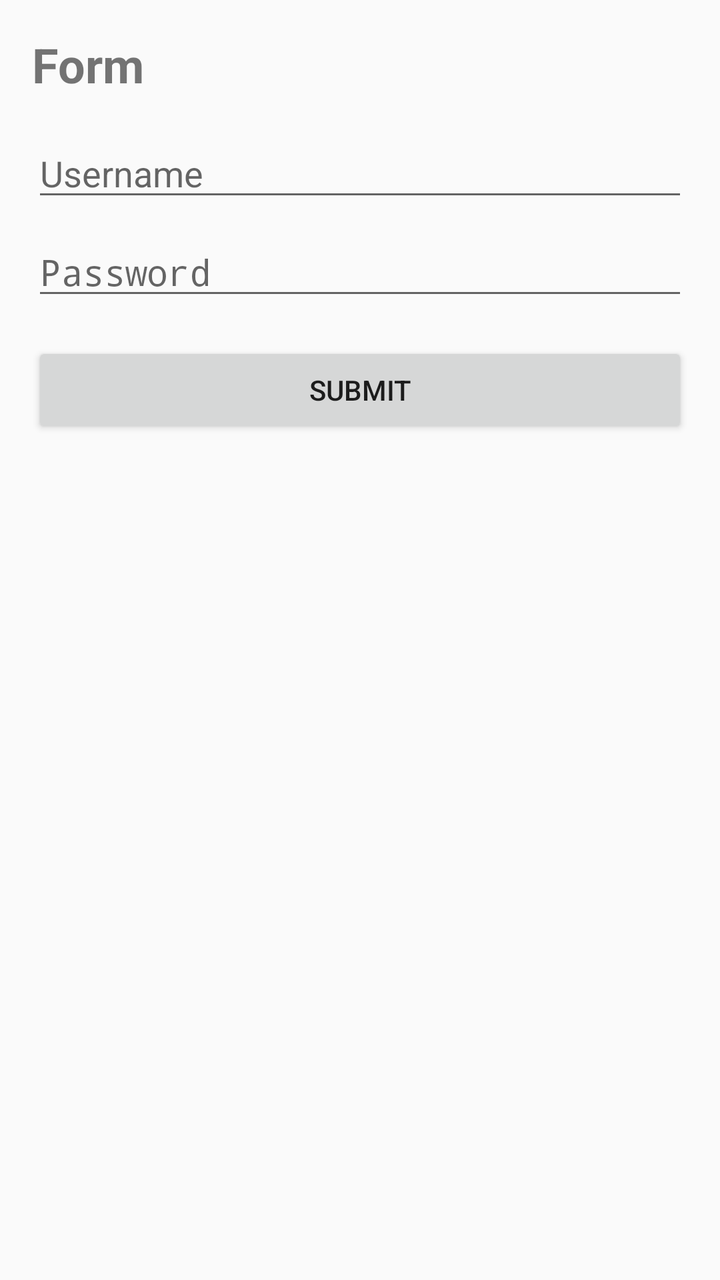
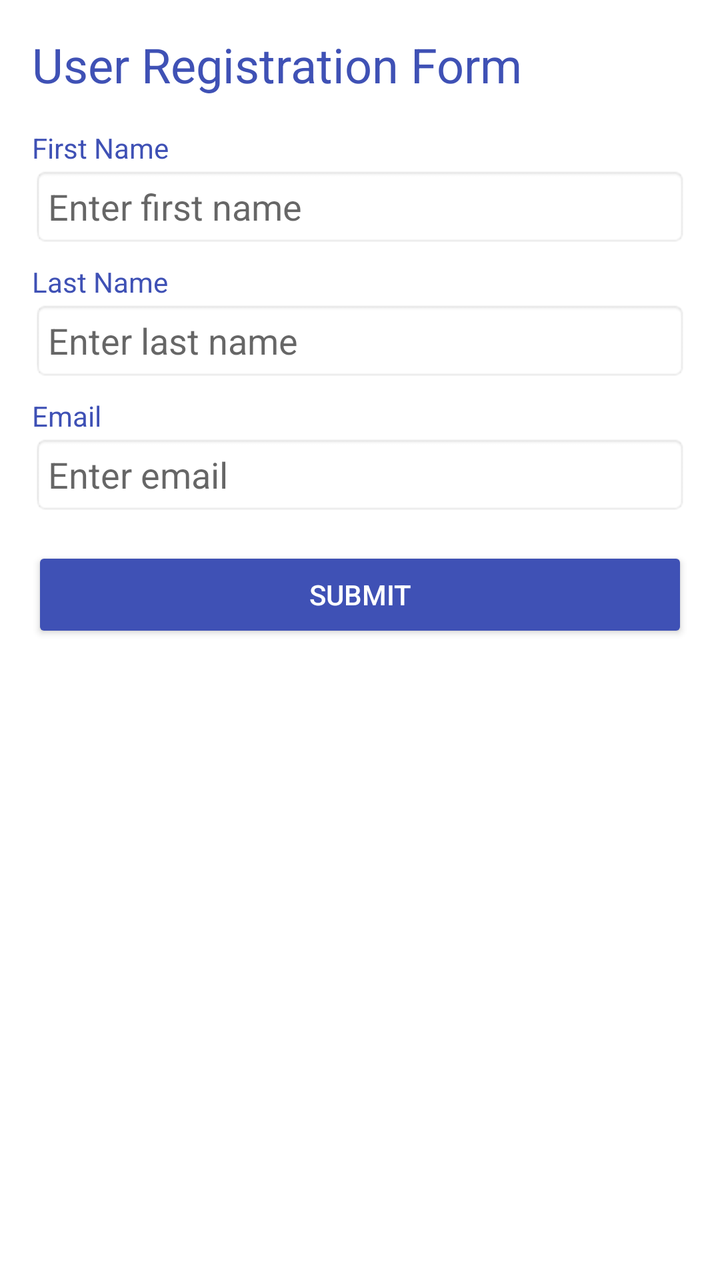

Two renders of the same Android screen: before a commit and after it. Below are the layout's source before the change and the commit's diff.
<!-- AndroidManifest.xml: application theme AppTheme -->
<!-- res/layout/form_screen.xml -->
<?xml version="1.0" encoding="utf-8"?>
<LinearLayout xmlns:android="http://schemas.android.com/apk/res/android"
    android:layout_width="match_parent"
    android:layout_height="match_parent"
    android:orientation="vertical"
    android:padding="16dp">
    
    <TextView
        android:id="@+id/form_title"
        android:layout_width="wrap_content"
        android:layout_height="wrap_content"
        android:text="Form"
        android:textSize="24sp"
        android:textStyle="bold" />
    
    <EditText
        android:id="@+id/input_1"
        android:layout_width="match_parent"
        android:layout_height="wrap_content"
        android:layout_marginTop="16dp"
        android:hint="Username"
        android:inputType="text" />
    
    <EditText
        android:id="@+id/input_2"
        android:layout_width="match_parent"
        android:layout_height="wrap_content"
        android:layout_marginTop="8dp"
        android:hint="Password"
        android:inputType="textPassword" />
    
    <Button
        android:id="@+id/submit_btn"
        android:layout_width="match_parent"
        android:layout_height="wrap_content"
        android:layout_marginTop="16dp"
        android:text="Submit" />
    
</LinearLayout>
<!-- resources referenced by this layout -->
<resources>
  <style name="AppTheme" parent="Theme.AppCompat.Light.DarkActionBar">
          <item name="colorPrimary">@color/primary</item>
          <item name="colorPrimaryDark">@color/primary_dark</item>
          <item name="colorAccent">@color/accent</item>
      </style>
  <color name="primary">#3F51B5</color>
  <color name="primary_dark">#303F9F</color>
  <color name="accent">#FF4081</color>
</resources>

<!-- the commit's change to res/layout/form_screen.xml (unified diff, before → after) -->
@@ -3,37 +3,98 @@
     android:layout_width="match_parent"
     android:layout_height="match_parent"
     android:orientation="vertical"
-    android:padding="16dp">
-    
+    android:padding="16dp"
+    android:background="@color/white">
+
     <TextView
         android:id="@+id/form_title"
-        android:layout_width="wrap_content"
-        android:layout_height="wrap_content"
-        android:text="Form"
-        android:textSize="24sp"
-        android:textStyle="bold" />
-    
-    <EditText
-        android:id="@+id/input_1"
         android:layout_width="match_parent"
         android:layout_height="wrap_content"
-        android:layout_marginTop="16dp"
-        android:hint="Username"
-        android:inputType="text" />
-    
-    <EditText
-        android:id="@+id/input_2"
+        android:text="User Registration Form"
+        android:textSize="24sp"
+        android:textColor="@color/primary"
+        android:layout_marginBottom="16dp" />
+
+    <LinearLayout
+        android:id="@+id/form_container"
         android:layout_width="match_parent"
         android:layout_height="wrap_content"
-        android:layout_marginTop="8dp"
-        android:hint="Password"
-        android:inputType="textPassword" />
-    
+        android:orientation="vertical">
+
+        <LinearLayout
+            android:layout_width="match_parent"
+            android:layout_height="wrap_content"
+            android:orientation="vertical"
+            android:layout_marginBottom="8dp">
+
+            <TextView
+                android:layout_width="wrap_content"
+                android:layout_height="wrap_content"
+                android:text="First Name"
+                android:textColor="@color/primary" />
+
+            <EditText
+                android:id="@+id/field_first_name"
+                android:layout_width="match_parent"
+                android:layout_height="40dp"
+                android:inputType="text"
+                android:hint="Enter first name"
+                android:background="@android:drawable/editbox_background"
+                android:padding="8dp" />
+        </LinearLayout>
+
+        <LinearLayout
+            android:layout_width="match_parent"
+            android:layout_height="wrap_content"
+            android:orientation="vertical"
+            android:layout_marginBottom="8dp">
+
+            <TextView
+                android:layout_width="wrap_content"
+                android:layout_height="wrap_content"
+                android:text="Last Name"
+                android:textColor="@color/primary" />
+
+            <EditText
+                android:id="@+id/field_last_name"
+                android:layout_width="match_parent"
+                android:layout_height="40dp"
+                android:inputType="text"
+                android:hint="Enter last name"
+                android:background="@android:drawable/editbox_background"
+                android:padding="8dp" />
+        </LinearLayout>
+
+        <LinearLayout
+            android:layout_width="match_parent"
+            android:layout_height="wrap_content"
+            android:orientation="vertical"
+            android:layout_marginBottom="16dp">
+
+            <TextView
+                android:layout_width="wrap_content"
+                android:layout_height="wrap_content"
+                android:text="Email"
+                android:textColor="@color/primary" />
+
+            <EditText
+                android:id="@+id/field_email"
+                android:layout_width="match_parent"
+                android:layout_height="40dp"
+                android:inputType="textEmailAddress"
+                android:hint="Enter email"
+                android:background="@android:drawable/editbox_background"
+                android:padding="8dp" />
+        </LinearLayout>
+
+    </LinearLayout>
+
     <Button
-        android:id="@+id/submit_btn"
+        android:id="@+id/btn_submit"
         android:layout_width="match_parent"
-        android:layout_height="wrap_content"
-        android:layout_marginTop="16dp"
-        android:text="Submit" />
-    
+        android:layout_height="48dp"
+        android:text="Submit"
+        android:textColor="@color/white"
+        android:backgroundTint="@color/primary" />
+
 </LinearLayout>
<!-- resource entries referenced after the edit -->
@@ -6,6 +6,7 @@
           <item name="colorAccent">@color/accent</item>
       </style>
   <color name="primary">#3F51B5</color>
+  <color name="white">#FFFFFF</color>
   <color name="primary_dark">#303F9F</color>
   <color name="accent">#FF4081</color>
 </resources>
